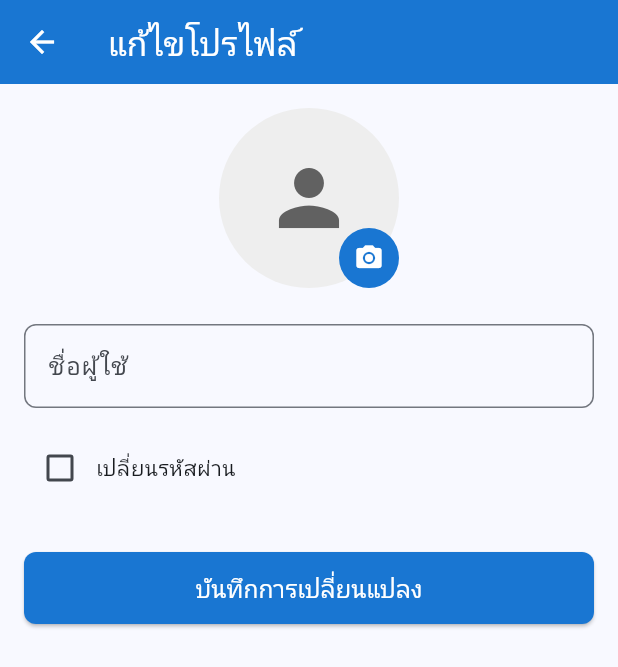
After one commit to onezm555/project, a Flutter app: the MenuPage screen opened directly, after a tap on "โปรไฟล์ผู้ใช้", on a phone screen of 412 x 824 dp. The commit adds this screen. Shown: the top 667 px of the screen. Run offline on Flutter 3.47's test engine with Material 3 defaults, Android fonts, the phone set to English and light mode, and no system bars; our stand-ins replace flutter_dotenv, flutter_local_notifications, image_picker, permission_handler, shared_preferences, timezone; accounts and stored records are empty.

Commit message:
แก้ไขส่วนของผู้ใช้ยังไม่เสร็จสิ้น

```diff
--- a/lib/login.dart
+++ b/lib/login.dart
@@ -81,12 +81,19 @@ class _LoginPageState extends State<LoginPage> {
           if (responseData['status'] == 'success' &&
               responseData['user_id'] != null) {
             final int userId = responseData['user_id'];
+            final String userName = responseData['name'] ?? 'Guest'; // ดึงชื่อผู้ใช้
+            final String? userImgUrl = responseData['profile_image_url']; // ดึง URL รูปโปรไฟล์
 
             SharedPreferences prefs = await SharedPreferences.getInstance();
             await prefs.setInt('user_id', userId);
-            // บันทึกอีเมลและรหัสผ่าน
             await prefs.setString('saved_email', _email_controller.text);
             await prefs.setString('saved_password', _password_controller.text);
+            await prefs.setString('user_name', userName); // บันทึกชื่อผู้ใช้
+            if (userImgUrl != null) {
+              await prefs.setString('user_img', userImgUrl); // บันทึก URL รูปโปรไฟล์
+            } else {
+              await prefs.remove('user_img'); // ลบถ้าไม่มีรูป
+            }
 
             ScaffoldMessenger.of(context).showSnackBar(
               SnackBar(
@@ -147,6 +154,8 @@ class _LoginPageState extends State<LoginPage> {
   Future<void> _logout() async {
     SharedPreferences prefs = await SharedPreferences.getInstance();
     await prefs.remove('user_id');
+    await prefs.remove('user_name'); // ลบชื่อผู้ใช้ด้วย
+    await prefs.remove('user_img'); // ลบรูปโปรไฟล์ด้วย
     // ถ้าต้องการลบ email/password ที่บันทึกไว้ด้วย ให้ uncomment ด้านล่าง
     // await prefs.remove('saved_email');
     // await prefs.remove('saved_password');
--- a/lib/menu.dart
+++ b/lib/menu.dart
@@ -1,9 +1,39 @@
 import 'package:flutter/material.dart';
+import 'package:shared_preferences/shared_preferences.dart'; // Import SharedPreferences
 import 'login.dart';
 import 'expired_items.dart';
+import 'profile_edit_page.dart'; // ตรวจสอบว่าไฟล์นี้อยู่ใน path ที่ถูกต้อง
 
-class MenuPage extends StatelessWidget {
+class MenuPage extends StatefulWidget { // เปลี่ยนเป็น StatefulWidget เพื่อโหลดข้อมูล
   const MenuPage({Key? key}) : super(key: key);
+
+  @override
+  State<MenuPage> createState() => _MenuPageState();
+}
+
+class _MenuPageState extends State<MenuPage> {
+  String _userEmail = '';
+  String _userName = 'กำลังโหลด...'; // ค่าเริ่มต้นขณะโหลด
+  String? _userImgUrl; // เพิ่มตัวแปรสำหรับ URL รูปภาพ
+
+  @override
+  void initState() {
+    super.initState();
+    _loadUserData(); // เรียกฟังก์ชันโหลดข้อมูลผู้ใช้เมื่อ Widget ถูกสร้าง
+  }
+
+  Future<void> _loadUserData() async {
+    SharedPreferences prefs = await SharedPreferences.getInstance();
+    String? email = prefs.getString('saved_email'); // ดึง email
+    String? name = prefs.getString('user_name'); // ดึงชื่อ
+    String? imgUrl = prefs.getString('user_img'); // ดึง URL รูปภาพ
+
+    setState(() {
+      _userEmail = email ?? 'ไม่พบอีเมล';
+      _userName = name ?? 'กรุณากรอกชื่อของคุณ'; // ใช้ fallback หากไม่พบชื่อ
+      _userImgUrl = imgUrl; // กำหนด URL รูปภาพ
+    });
+  }
 
   @override
   Widget build(BuildContext context) {
@@ -12,10 +42,29 @@ class MenuPage extends StatelessWidget {
       body: ListView(
         children: [
           const SizedBox(height: 8),
-          const MenuItem(icon: Icons.person_outline, title: 'โปรไฟล์ผู้ใช้'),
+          MenuItem( // ไม่ใช่ const แล้ว
+            icon: Icons.person_outline,
+            title: 'โปรไฟล์ผู้ใช้', // ส่ง title เข้าไป
+            onTap: () async { // ทำให้เป็น async เพื่อรอผลลัพธ์จาก ProfileEditPage
+              final result = await Navigator.push(
+                context,
+                MaterialPageRoute(
+                  builder: (context) => ProfileEditPage(
+                    userEmail: _userEmail, // ใช้อีเมลที่ดึงมา
+                    userName: _userName,   // ใช้ชื่อที่ดึงมา
+                  ),
+                ),
+              );
+              // หากกลับมาจาก ProfileEditPage และมีการอัปเดต (result == true)
+              if (result == true) {
+                print("Profile updated, reloading user data...");
+                _loadUserData(); // โหลดข้อมูลผู้ใช้ใหม่เพื่ออัปเดต UI
+              }
+            },
+          ),
           MenuItem(
             icon: Icons.receipt_long_outlined,
-            title: 'รายการที่หมดอายุ/ใช้หมดแล้ว',
+            title: 'รายการที่หมดอายุ/ใช้หมดแล้ว', // ส่ง title เข้าไป
             onTap: () {
               Navigator.push(
                 context,
@@ -25,15 +74,16 @@ class MenuPage extends StatelessWidget {
               );
             },
           ),
+          // แก้ไขตรงนี้: เพิ่ม named parameter 'title' ให้กับ MenuItem ที่เป็น const
           const MenuItem(icon: Icons.history, title: 'สถิติ'),
           const MenuItem(icon: Icons.brightness_6_outlined, title: 'ธีมของแอป'),
           const MenuItem(icon: Icons.info_outline, title: 'เกี่ยวกับแอป'),
 
           MenuItem(
             icon: Icons.logout,
-  title: 'ออกจากระบบ',
+            title: 'ออกจากระบบ', // ส่ง title เข้าไป
             isLogout: true,
-  onTap: () {
+            onTap: () async { // ทำให้เป็น async เพื่อใช้ await กับ SharedPreferences
               showDialog(
                 context: context,
                 builder: (context) => AlertDialog(
@@ -45,8 +95,14 @@ MenuItem(
                       child: const Text('ยกเลิก'),
                     ),
                     TextButton(
-            onPressed: () {
+                      onPressed: () async { // ทำให้เป็น async
                         Navigator.pop(context);
+                        SharedPreferences prefs = await SharedPreferences.getInstance();
+                        await prefs.remove('user_id');
+                        await prefs.remove('saved_email');
+                        await prefs.remove('saved_password');
+                        await prefs.remove('user_name'); // ลบชื่อผู้ใช้ด้วย
+                        await prefs.remove('user_img'); // ลบรูปโปรไฟล์ด้วย
 
                         Navigator.pushAndRemoveUntil(
                           context,
@@ -69,7 +125,7 @@ MenuItem(
 
 class MenuItem extends StatelessWidget {
   final IconData icon;
-  final String title;
+  final String title; // ตัวแปร title ถูกต้องแล้ว
   final VoidCallback? onTap;
   final bool isLogout;
 
--- /dev/null
+++ b/lib/profile_edit_page.dart
@@ -0,0 +1,403 @@
+import 'package:flutter/material.dart';
+import 'package:http/http.dart' as http;
+import 'dart:convert';
+import 'package:flutter_dotenv/flutter_dotenv.dart'; // สำหรับโหลด .env
+import 'package:shared_preferences/shared_preferences.dart'; // เพิ่ม SharedPreferences เพื่อบันทึกชื่อใหม่
+
+import 'package:image_picker/image_picker.dart';
+
+class ProfileEditPage extends StatefulWidget {
+  final String userEmail;
+  final String userName;
+  // final String? userImgUrl; // ลบออก ไม่ต้องส่ง userImgUrl มาจากหน้าก่อนหน้าแล้ว
+
+  const ProfileEditPage({
+    Key? key,
+    required this.userEmail,
+    required this.userName,
+    // this.userImgUrl, // ลบออก
+  }) : super(key: key);
+
+  @override
+  State<ProfileEditPage> createState() => _ProfileEditPageState();
+}
+
+class _ProfileEditPageState extends State<ProfileEditPage> {
+  final TextEditingController _nameController = TextEditingController();
+  final TextEditingController _currentPasswordController = TextEditingController();
+  final TextEditingController _newPasswordController = TextEditingController();
+  final TextEditingController _confirmNewPasswordController = TextEditingController();
+
+  bool _isLoading = false;
+  bool _isPasswordChange = false;
+
+  String? _displayUserImgFileName; // เก็บแค่ชื่อไฟล์ (ส่วนท้ายของ URL)
+  String? _displayUserImgUrl; // URL ที่ใช้แสดงผล (URL เต็ม)
+
+  // ฟังก์ชันสำหรับสร้าง URL รูปโปรไฟล์
+  String getProfileImageUrl(String? input) {
+    if (input == null || input.isEmpty) {
+      // คืนค่าว่าง หรือ URL รูปภาพ default ที่คุณต้องการ
+      return '';
+    }
+
+    // ถ้า input เป็น URL เต็มอยู่แล้ว (มี http:// หรือ https://) ให้คืนค่าเดิมเลย
+    if (input.startsWith('http://') || input.startsWith('https://')) {
+      print('[DEBUG] getProfileImageUrl: Input is already a full URL: $input');
+      return input;
+    }
+
+    // ถ้า input เป็นแค่ชื่อไฟล์ หรือ path สัมพัทธ์
+    final baseUrl = dotenv.env['PROFILE_IMAGE_BASE_URL'];
+    String finalBaseUrl = 'http://10.10.60.143/project/img/'; // Fallback URL (ควรใช้ .env)
+
+    if (baseUrl != null && baseUrl.isNotEmpty) {
+      finalBaseUrl = baseUrl;
+    } else {
+      print('[DEBUG] PROFILE_IMAGE_BASE_URL is null or empty in .env. Using hardcoded fallback: $finalBaseUrl');
+    }
+
+    // ตรวจสอบให้แน่ใจว่ามี "/" ระหว่าง baseUrl และ input
+    if (!finalBaseUrl.endsWith('/') && !input.startsWith('/')) {
+      return '$finalBaseUrl/$input';
+    } else if (finalBaseUrl.endsWith('/') && input.startsWith('/')) {
+      return '$finalBaseUrl${input.substring(1)}'; // ตัด '/' ซ้ำออก
+    } else {
+      return '$finalBaseUrl$input';
+    }
+  }
+
+  @override
+  void initState() {
+    super.initState();
+    _nameController.text = widget.userName;
+    _loadProfileImage(); // เรียกฟังก์ชันใหม่เพื่อโหลดรูปภาพจาก SharedPreferences
+  }
+
+  // ฟังก์ชันสำหรับโหลดรูปโปรไฟล์จาก SharedPreferences
+  Future<void> _loadProfileImage() async {
+    SharedPreferences prefs = await SharedPreferences.getInstance();
+    // ดึงค่า 'user_img' ซึ่งตอนนี้เราคาดว่ามันคือชื่อไฟล์รูปภาพ
+    final String? userImgFileName = prefs.getString('user_img');
+    print('[DEBUG] _loadProfileImage: loaded user_img from prefs: $userImgFileName');
+
+    if (userImgFileName != null && userImgFileName.isNotEmpty) {
+      setState(() {
+        _displayUserImgFileName = userImgFileName;
+        // ใช้ getProfileImageUrl เพื่อสร้าง URL เต็มจากชื่อไฟล์
+        _displayUserImgUrl = getProfileImageUrl(userImgFileName);
+        print('[DEBUG] _loadProfileImage: _displayUserImgUrl = $_displayUserImgUrl');
+      });
+    } else {
+      setState(() {
+        _displayUserImgFileName = null;
+        _displayUserImgUrl = null; // หรือตั้งค่าเป็น URL รูป Default ของคุณ
+        print('[DEBUG] _loadProfileImage: user_img from prefs is null or empty. Using default/no image.');
+      });
+    }
+  }
+
+  // ฟังก์ชันสำหรับเลือกและอัปโหลดรูปภาพ
+  Future<void> _pickAndUploadImage() async {
+    final picker = ImagePicker();
+    final pickedFile = await picker.pickImage(source: ImageSource.gallery);
+
+    if (pickedFile == null) return;
+
+    setState(() {
+      _isLoading = true;
+    });
+
+    try {
+      final apiUrl = dotenv.env['API_URL_UPLOAD_PROFILE_IMAGE'];
+      if (apiUrl == null || apiUrl.isEmpty) {
+        _showSnackBar('API URL สำหรับอัปโหลดรูปโปรไฟล์ไม่ถูกต้อง', Colors.red);
+        setState(() { _isLoading = false; });
+        return;
+      }
+
+      var request = http.MultipartRequest('POST', Uri.parse(apiUrl));
+      request.fields['email'] = widget.userEmail;
+      request.files.add(await http.MultipartFile.fromPath(
+        'profile_image', // ต้องตรงกับชื่อใน $_FILES ใน PHP
+        pickedFile.path,
+      ));
+
+      var response = await request.send();
+      var responseBody = await response.stream.bytesToString();
+
+      if (response.statusCode == 200) {
+        final responseData = jsonDecode(responseBody);
+        if (responseData['success']) {
+          // API คืน URL เต็มมาให้แล้ว (image_url คือ URL เต็ม)
+          final String? newFullImageUrl = responseData['image_url'] as String?;
+          print('[DEBUG] upload success: fullImageUrl=$newFullImageUrl');
+
+          if (newFullImageUrl != null) {
+            final String fileName = Uri.parse(newFullImageUrl).pathSegments.last; // แยกเอาแค่ชื่อไฟล์
+
+            setState(() {
+              _displayUserImgFileName = fileName; // เก็บแค่ชื่อไฟล์
+              _displayUserImgUrl = newFullImageUrl; // ใช้ URL เต็มที่ได้มาในการแสดงผล
+            });
+            // บันทึกแค่ชื่อไฟล์ลง SharedPreferences ด้วยคีย์ 'user_img'
+            SharedPreferences prefs = await SharedPreferences.getInstance();
+            await prefs.setString('user_img', fileName);
+            // ถ้าคุณยังต้องการเก็บ URL เต็มไว้ด้วย (ไม่จำเป็นถ้าใช้ getProfileImageUrl)
+            // await prefs.setString('user_img_url', newFullImageUrl);
+            print('[DEBUG] set user_img in prefs: $fileName');
+          }
+          _showSnackBar(responseData['message'] ?? 'อัปโหลดรูปโปรไฟล์สำเร็จ', Colors.green);
+        } else {
+          _showSnackBar(responseData['message'] ?? 'เกิดข้อผิดพลาดในการอัปโหลดรูปโปรไฟล์', Colors.red);
+        }
+      } else {
+        _showSnackBar('เกิดข้อผิดพลาดในการเชื่อมต่อเซิร์ฟเวอร์: ${response.statusCode}', Colors.red);
+        print('[DEBUG] upload_profile_image error status: ${response.statusCode}');
+        print('[DEBUG] upload_profile_image response: $responseBody');
+      }
+    } catch (e) {
+      _showSnackBar('เกิดข้อผิดพลาดในการอัปโหลด: $e', Colors.red);
+      print('[DEBUG] upload_profile_image catch error: $e');
+    } finally {
+      setState(() {
+        _isLoading = false;
+      });
+    }
+  }
+
+  // ฟังก์ชันสำหรับอัปเดตข้อมูลโปรไฟล์ (ชื่อและ/หรือรหัสผ่าน)
+  Future<void> _updateProfile() async {
+    setState(() {
+      _isLoading = true;
+    });
+
+    // ตรวจสอบเงื่อนไขการเปลี่ยนรหัสผ่าน
+    if (_isPasswordChange) {
+      if (_currentPasswordController.text.isEmpty ||
+          _newPasswordController.text.isEmpty ||
+          _confirmNewPasswordController.text.isEmpty) {
+        _showSnackBar('กรุณากรอกรหัสผ่านปัจจุบัน รหัสผ่านใหม่ และยืนยันรหัสผ่านใหม่', Colors.orange);
+        setState(() { _isLoading = false; });
+        return;
+      }
+      if (_newPasswordController.text != _confirmNewPasswordController.text) {
+        _showSnackBar('รหัสผ่านใหม่และการยืนยันไม่ตรงกัน', Colors.orange);
+        setState(() { _isLoading = false; });
+        return;
+      }
+    }
+
+    final apiUrl = dotenv.env['API_URL_UPDATE_PROFILE'];
+    if (apiUrl == null || apiUrl.isEmpty) {
+      _showSnackBar('API URL สำหรับอัปเดตโปรไฟล์ไม่ถูกต้อง', Colors.red);
+      setState(() { _isLoading = false; });
+      return;
+    }
+
+    Map<String, dynamic> data = {
+      'email': widget.userEmail,
+      'name': _nameController.text,
+    };
+
+    if (_isPasswordChange) {
+      data['current_password'] = _currentPasswordController.text;
+      data['new_password'] = _newPasswordController.text;
+    }
+
+    try {
+      final response = await http.post(
+        Uri.parse(apiUrl),
+        headers: {'Content-Type': 'application/json'},
+        body: jsonEncode(data),
+      );
+
+      final responseData = jsonDecode(response.body);
+      print('[DEBUG] Update Profile Response Status: ${response.statusCode}');
+      print('[DEBUG] Update Profile Response Body: $responseData');
+
+      if (response.statusCode == 200 && responseData['success']) {
+        _showSnackBar(responseData['message'] ?? 'ข้อมูลโปรไฟล์อัปเดตสำเร็จ', Colors.green);
+        // อัปเดตชื่อผู้ใช้ใน SharedPreferences หลังจากอัปเดตสำเร็จ
+        SharedPreferences prefs = await SharedPreferences.getInstance();
+        await prefs.setString('user_name', _nameController.text);
+        print('[DEBUG] set user_name in prefs: ${_nameController.text}');
+
+        // ล้างฟิลด์รหัสผ่านหลังจากอัปเดตสำเร็จ
+        _currentPasswordController.clear();
+        _newPasswordController.clear();
+        _confirmNewPasswordController.clear();
+        setState(() {
+          _isPasswordChange = false; // รีเซ็ตสถานะการเปลี่ยนรหัสผ่าน
+        });
+      } else {
+        _showSnackBar(responseData['message'] ?? 'เกิดข้อผิดพลาดในการอัปเดตข้อมูล', Colors.red);
+      }
+    } catch (e) {
+      _showSnackBar('เกิดข้อผิดพลาดในการเชื่อมต่อ: $e', Colors.red);
+      print('[DEBUG] Update Profile catch error: $e');
+    } finally {
+      setState(() {
+        _isLoading = false;
+      });
+    }
+  }
+
+  // ฟังก์ชันสำหรับแสดง SnackBar
+  void _showSnackBar(String message, Color color) {
+    ScaffoldMessenger.of(context).showSnackBar(
+      SnackBar(
+        content: Text(message),
+        backgroundColor: color,
+        duration: const Duration(seconds: 3),
+      ),
+    );
+  }
+
+  @override
+  Widget build(BuildContext context) {
+    return Scaffold(
+      appBar: AppBar(
+        title: const Text(
+          'แก้ไขโปรไฟล์',
+          style: TextStyle(color: Colors.white),
+        ),
+        backgroundColor: Colors.blue.shade700,
+        iconTheme: const IconThemeData(color: Colors.white),
+      ),
+      body: SingleChildScrollView(
+        padding: const EdgeInsets.all(16.0),
+        child: Column(
+          crossAxisAlignment: CrossAxisAlignment.center,
+          children: [
+            GestureDetector(
+              onTap: _pickAndUploadImage, // เรียกฟังก์ชันอัปโหลดเมื่อแตะรูป
+              child: Stack(
+                children: [
+                  CircleAvatar(
+                    radius: 60,
+                    backgroundColor: Colors.grey.shade200,
+                    backgroundImage: _displayUserImgUrl != null && _displayUserImgUrl!.isNotEmpty
+                        ? NetworkImage(_displayUserImgUrl!) // ใช้ URL ที่สร้างขึ้น
+                        : null,
+                    child: _displayUserImgUrl == null || _displayUserImgUrl!.isEmpty
+                        ? Icon(
+                            Icons.person,
+                            size: 60,
+                            color: Colors.grey.shade700,
+                          )
+                        : null,
+                  ),
+                  Positioned(
+                    bottom: 0,
+                    right: 0,
+                    child: CircleAvatar(
+                      backgroundColor: Colors.blue.shade700,
+                      radius: 20,
+                      child: const Icon(
+                        Icons.camera_alt,
+                        color: Colors.white,
+                        size: 20,
+                      ),
+                    ),
+                  ),
+                ],
+              ),
+            ),
+            const SizedBox(height: 24),
+            TextField(
+              controller: _nameController,
+              decoration: InputDecoration(
+                labelText: 'ชื่อผู้ใช้',
+                border: OutlineInputBorder(
+                  borderRadius: BorderRadius.circular(8),
+                ),
+              ),
+            ),
+            const SizedBox(height: 16),
+            Row(
+              children: [
+                Checkbox(
+                  value: _isPasswordChange,
+                  onChanged: (bool? value) {
+                    setState(() {
+                      _isPasswordChange = value ?? false;
+                      if (!_isPasswordChange) {
+                        _currentPasswordController.clear();
+                        _newPasswordController.clear();
+                        _confirmNewPasswordController.clear();
+                      }
+                    });
+                  },
+                ),
+                const Text('เปลี่ยนรหัสผ่าน'),
+              ],
+            ),
+            if (_isPasswordChange) ...[
+              const SizedBox(height: 16),
+              TextField(
+                controller: _currentPasswordController,
+                obscureText: true,
+                decoration: InputDecoration(
+                  labelText: 'รหัสผ่านปัจจุบัน',
+                  border: OutlineInputBorder(
+                    borderRadius: BorderRadius.circular(8),
+                  ),
+                ),
+              ),
+              const SizedBox(height: 16),
+              TextField(
+                controller: _newPasswordController,
+                obscureText: true,
+                decoration: InputDecoration(
+                  labelText: 'รหัสผ่านใหม่',
+                  border: OutlineInputBorder(
+                    borderRadius: BorderRadius.circular(8),
+                  ),
+                ),
+              ),
+              const SizedBox(height: 16),
+              TextField(
+                controller: _confirmNewPasswordController,
+                obscureText: true,
+                decoration: InputDecoration(
+                  labelText: 'ยืนยันรหัสผ่านใหม่',
+                  border: OutlineInputBorder(
+                    borderRadius: BorderRadius.circular(8),
+                  ),
+                ),
+              ),
+            ],
+            const SizedBox(height: 32),
+            SizedBox(
+              width: double.infinity,
+              height: 48,
+              child: ElevatedButton(
+                style: ElevatedButton.styleFrom(
+                  backgroundColor: Colors.blue.shade700,
+                  shape: RoundedRectangleBorder(
+                    borderRadius: BorderRadius.circular(8),
+                  ),
+                ),
+                onPressed: _isLoading ? null : _updateProfile,
+                child: _isLoading
+                    ? const SizedBox(
+                        width: 20,
+                        height: 20,
+                        child: CircularProgressIndicator(
+                          strokeWidth: 2,
+                          valueColor: AlwaysStoppedAnimation<Color>(Colors.white),
+                        ),
+                      )
+                    : const Text(
+                        'บันทึกการเปลี่ยนแปลง',
+                        style: TextStyle(fontSize: 16, color: Colors.white),
+                      ),
+              ),
+            ),
+          ],
+        ),
+      ),
+    );
+  }
+}
```
Also changed, not shown: 1 other file. Lines whose indentation alone changed are shown as unchanged.
